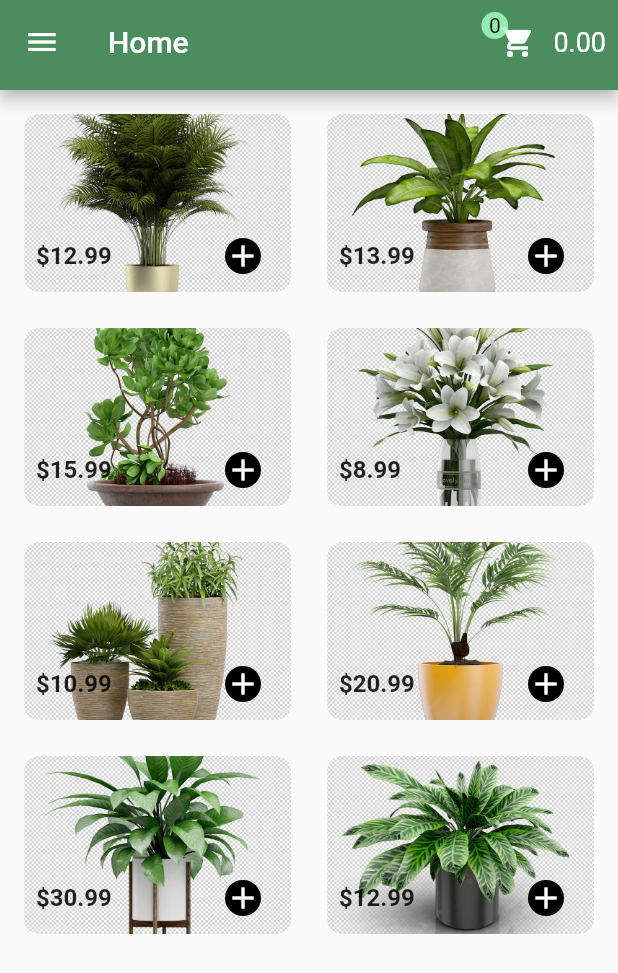
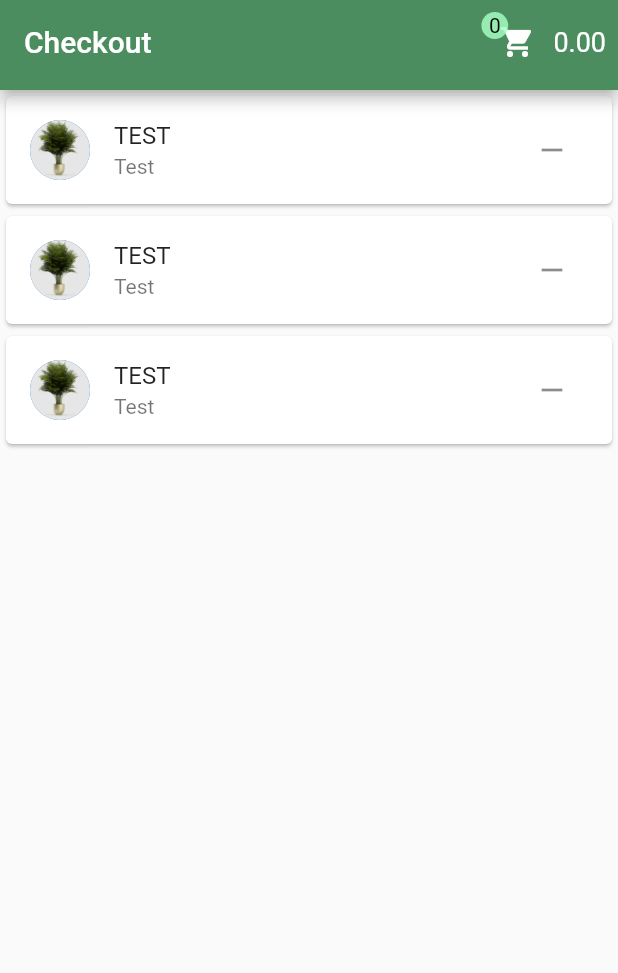
Before and after one commit to MohammedGhazaly/e-commerce_flower, a Flutter app: the screen it shows after launch, on a phone screen of 412 x 824 dp. Shown: the top 973 px of the screen. Run offline on Flutter 3.47's test engine with Material 2 defaults, Android fonts, the phone set to English and light mode, and no system bars.

Commit message:
added CheckOut page

```diff
--- a/lib/main.dart
+++ b/lib/main.dart
@@ -1,4 +1,5 @@
 import 'package:e_commerce_flower/models/item_model.dart';
+import 'package:e_commerce_flower/pages/checkout_page.dart';
 import 'package:e_commerce_flower/pages/details_page.dart';
 import 'package:e_commerce_flower/pages/home_page.dart';
 import 'package:e_commerce_flower/pages/login_page.dart';
@@ -25,7 +26,7 @@ class MyApp extends StatelessWidget {
           theme: ThemeData(
             primarySwatch: Colors.blue,
           ),
-          home: HomePage()),
+          home: CheckoutPage()),
     );
   }
 }
--- /dev/null
+++ b/lib/pages/checkout_page.dart
@@ -0,0 +1,45 @@
+import 'package:e_commerce_flower/providers/cart.dart';
+import 'package:e_commerce_flower/widgets/custom_app_bar.dart';
+import 'package:flutter/material.dart';
+import 'package:flutter/src/widgets/framework.dart';
+import 'package:flutter/src/widgets/placeholder.dart';
+import 'package:provider/provider.dart';
+
+class CheckoutPage extends StatelessWidget {
+  const CheckoutPage({super.key});
+
+  @override
+  Widget build(BuildContext context) {
+    return SafeArea(
+        child: Scaffold(
+      appBar: PreferredSize(
+          preferredSize: const Size.fromHeight(60),
+          child: CustomAppBar(
+            pageTitle: "Checkout",
+          )),
+      body: SizedBox(
+          height: 300,
+          child: Consumer<Cart>(
+            builder: (context, classInstance, child) {
+              return ListView.builder(
+                  // itemCount: classInstance.selectedProducts.length,
+                  itemCount: 3,
+                  itemBuilder: (BuildContext context, int index) {
+                    return Card(
+                      child: ListTile(
+                        subtitle: Text("Test"),
+                        leading: CircleAvatar(
+                            backgroundImage: AssetImage("assets/img/1.jpg")),
+                        title: Text("TEST"),
+                        trailing: IconButton(
+                          onPressed: () {},
+                          icon: Icon(Icons.remove),
+                        ),
+                      ),
+                    );
+                  });
+            },
+          )),
+    ));
+  }
+}
--- a/lib/pages/details_page.dart
+++ b/lib/pages/details_page.dart
@@ -21,7 +21,10 @@ class _DetailsPageState extends State<DetailsPage> {
     return SafeArea(
       child: Scaffold(
         appBar: PreferredSize(
-            preferredSize: const Size.fromHeight(60), child: CustomAppBar()),
+            preferredSize: const Size.fromHeight(60),
+            child: CustomAppBar(
+              pageTitle: "Item detail",
+            )),
         body: SingleChildScrollView(
           child: Column(
             children: [
--- a/lib/pages/home_page.dart
+++ b/lib/pages/home_page.dart
@@ -64,7 +64,10 @@ class HomePage extends StatelessWidget {
       child: Scaffold(
         drawer: CustomDrawer(),
         appBar: PreferredSize(
-            preferredSize: const Size.fromHeight(60), child: CustomAppBar()),
+            preferredSize: const Size.fromHeight(60),
+            child: CustomAppBar(
+              pageTitle: "Home",
+            )),
         body: Padding(
           padding: EdgeInsets.all(16),
           child: GridView.builder(
--- a/lib/widgets/custom_app_bar.dart
+++ b/lib/widgets/custom_app_bar.dart
@@ -6,13 +6,15 @@ import 'package:provider/provider.dart';
 class CustomAppBar extends StatelessWidget {
   const CustomAppBar({
     super.key,
+    required this.pageTitle,
   });
-
+  final String pageTitle;
   @override
   Widget build(BuildContext context) {
+    // final cartInstance = Provider.of<Cart>(context);
     return AppBar(
       backgroundColor: appBarGreenColor,
-      title: Text("Home"),
+      title: Text(pageTitle),
       actions: [
         Consumer<Cart>(builder: (context, classInstance, child) {
           return Row(
@@ -29,6 +31,8 @@ class CustomAppBar extends StatelessWidget {
                             color: Color.fromARGB(211, 164, 255, 193),
                             shape: BoxShape.circle),
                         child: Text(
+                          // الطريقه التانيه اللي بنستعملها علشان نجيب الداتا
+                          // cartInstance.selectedProducts.length.toString()
                           classInstance.selectedProducts.length.toString(),
                           style: TextStyle(color: Colors.black, fontSize: 14),
                         )),
@@ -38,6 +42,7 @@ class CustomAppBar extends StatelessWidget {
               Padding(
                 padding: const EdgeInsets.only(right: 8),
                 child: Text(
+                  // cartInstance.selectedProducts.length.toString()
                   classInstance.totalPrice.toStringAsFixed(2).toString(),
                   style: TextStyle(fontSize: 18),
                 ),
```
